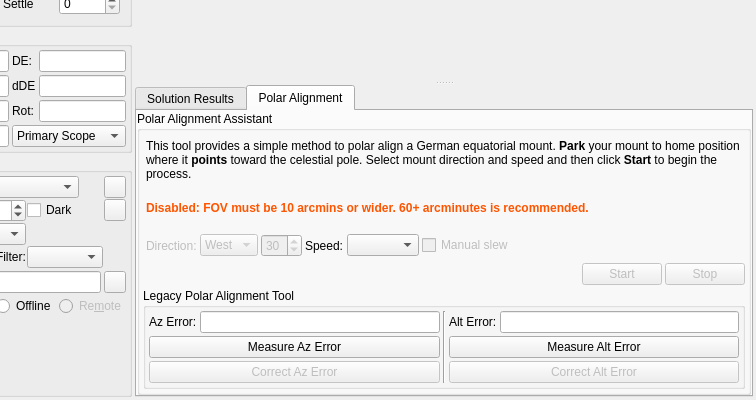
KDE/kstars, file kstars/ekos/align/align.ui: the form before one commit; both pictures show x 117 to 873 and y 170 to 570 of the 873 by 570 pixel window.
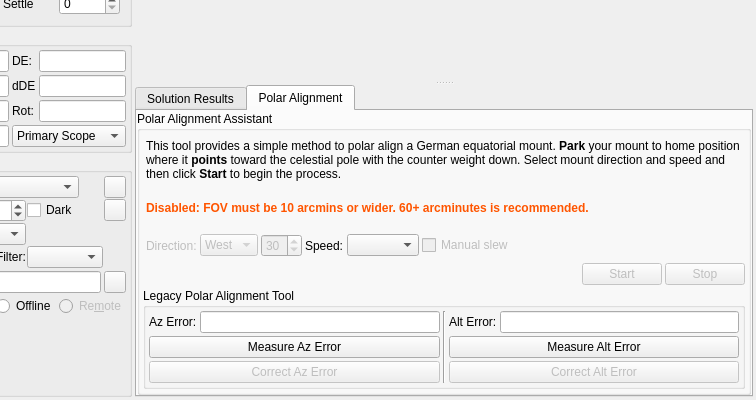
The form after the commit. The open tabs and pages were chosen to show the change. Custom widgets are drawn as their Qt base class.

Commit message: Add counter-weight down to make sure parking is correct

The edit to the form file:
```diff
--- a/kstars/ekos/align/align.ui
+++ b/kstars/ekos/align/align.ui
@@ -1124,7 +1124,7 @@
                   <bool>true</bool>
                  </property>
                  <property name="text">
-                  <string>&lt;html&gt;&lt;head/&gt;&lt;body&gt;&lt;p&gt;This tool provides a simple method to polar align a German equatorial mount. &lt;span style=&quot; font-weight:600;&quot;&gt;Park&lt;/span&gt; your mount to home position where it &lt;span style=&quot; font-weight:600;&quot;&gt;points&lt;/span&gt; toward the celestial pole. Select mount direction and speed and then click &lt;span style=&quot; font-weight:600;&quot;&gt;Start&lt;/span&gt; to begin the process.&lt;/p&gt;&lt;/body&gt;&lt;/html&gt;</string>
+                  <string>&lt;html&gt;&lt;head/&gt;&lt;body&gt;&lt;p&gt;This tool provides a simple method to polar align a German equatorial mount. &lt;span style=&quot; font-weight:600;&quot;&gt;Park&lt;/span&gt; your mount to home position where it &lt;span style=&quot; font-weight:600;&quot;&gt;points&lt;/span&gt; toward the celestial pole with the counter weight down. Select mount direction and speed and then click &lt;span style=&quot; font-weight:600;&quot;&gt;Start&lt;/span&gt; to begin the process.&lt;/p&gt;&lt;/body&gt;&lt;/html&gt;</string>
                  </property>
                  <property name="wordWrap">
                   <bool>true</bool>
```
